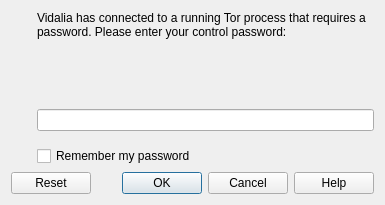
a-ilin/vidalia, file src/vidalia/controlpasswordinputdialog.ui: the form before one commit.
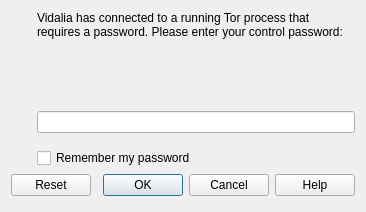
The form after the commit. Icons and pictures are not drawn.

Commit message:
More futzing with the resize behavior of the control password input dialog.
svn:r3136

```diff
--- a/src/vidalia/controlpasswordinputdialog.ui
+++ b/src/vidalia/controlpasswordinputdialog.ui
@@ -8,12 +8,12 @@
    <rect>
     <x>0</x>
     <y>0</y>
-    <width>385</width>
-    <height>205</height>
+    <width>366</width>
+    <height>212</height>
    </rect>
   </property>
   <property name="sizePolicy" >
-   <sizepolicy vsizetype="MinimumExpanding" hsizetype="MinimumExpanding" >
+   <sizepolicy vsizetype="Expanding" hsizetype="Expanding" >
     <horstretch>0</horstretch>
     <verstretch>0</verstretch>
    </sizepolicy>
@@ -115,6 +115,19 @@
        </property>
       </widget>
      </item>
+     <item row="4" column="0" >
+      <spacer name="verticalSpacer_2" >
+       <property name="orientation" >
+        <enum>Qt::Vertical</enum>
+       </property>
+       <property name="sizeHint" stdset="0" >
+        <size>
+         <width>20</width>
+         <height>5</height>
+        </size>
+       </property>
+      </spacer>
+     </item>
     </layout>
    </item>
   </layout>
```
Left out of the diff: 2 changed lines with no effect on the pictures.
